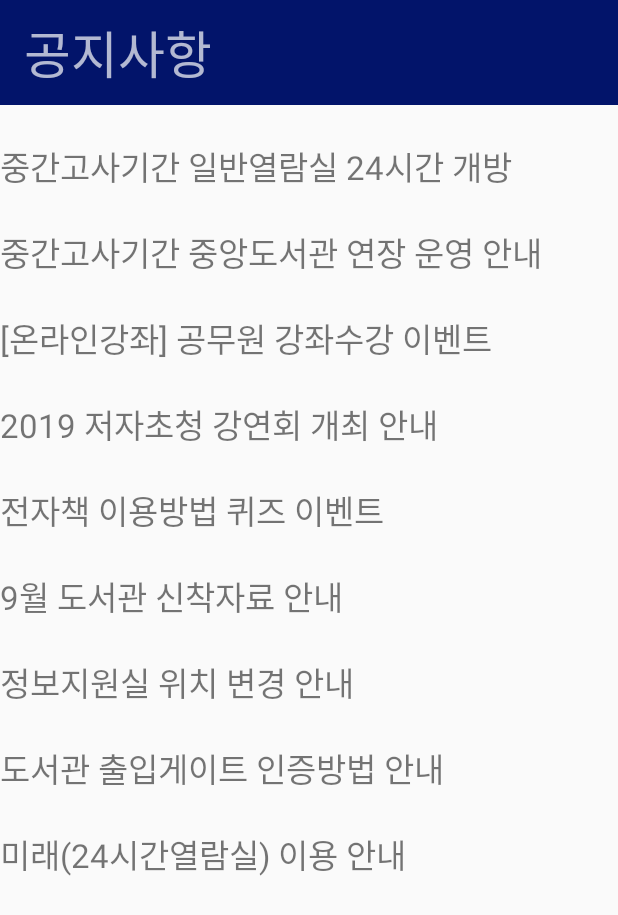
After one commit to guswjd3505/PKNU-Library, an Android app: the NoActivity screen opened directly, with no data from a screen before it, on a phone screen of 412 x 824 dp. The commit adds this screen. Shown: the top 915 px of the screen. Run offline under Robolectric (Android 15) with nearby library versions, the phone set to English and light mode, and no system bars.

Commit message:
add/ 공지사항, 설정, 마이페이지 xml 추가

```diff
--- a/PKNULibrary/app/src/main/AndroidManifest.xml
+++ b/PKNULibrary/app/src/main/AndroidManifest.xml
@@ -9,7 +9,9 @@
         android:roundIcon="@mipmap/ic_launcher_round"
         android:supportsRtl="true"
         android:theme="@style/AppTheme">
-        <activity android:name=".BeaActivity"></activity>
+        <activity android:name=".NoActivity"></activity>
+        <activity android:name=".SetActivity" />
+        <activity android:name=".BeaActivity" />
         <activity android:name=".MyPageActivity" />
         <activity android:name=".ResActivity" />
         <activity android:name=".LoginActivity" />
--- a/PKNULibrary/app/src/main/java/com/example/pknulibrary/MainActivity.java
+++ b/PKNULibrary/app/src/main/java/com/example/pknulibrary/MainActivity.java
@@ -28,11 +28,11 @@ public class MainActivity extends AppCompatActivity {
         startActivity(intent);
     }
     public void onclick4(View v) {
-        Intent intent = new Intent(MainActivity.this, BeaActivity.class);
+        Intent intent = new Intent(MainActivity.this, NoActivity.class);
         startActivity(intent);
     }
     public void onclick5(View v){
-        Intent intent = new Intent(MainActivity.this, BeaActivity.class);
+        Intent intent = new Intent(MainActivity.this, SetActivity.class);
         startActivity(intent);
     }
 }
--- /dev/null
+++ b/PKNULibrary/app/src/main/java/com/example/pknulibrary/NoActivity.java
@@ -0,0 +1,14 @@
+package com.example.pknulibrary;
+
+import androidx.appcompat.app.AppCompatActivity;
+
+import android.os.Bundle;
+
+public class NoActivity extends AppCompatActivity {
+
+    @Override
+    protected void onCreate(Bundle savedInstanceState) {
+        super.onCreate(savedInstanceState);
+        setContentView(R.layout.activity_no);
+    }
+}
--- /dev/null
+++ b/PKNULibrary/app/src/main/res/layout/activity_no.xml
@@ -0,0 +1,110 @@
+<?xml version="1.0" encoding="utf-8"?>
+<androidx.constraintlayout.widget.ConstraintLayout xmlns:android="http://schemas.android.com/apk/res/android"
+    xmlns:app="http://schemas.android.com/apk/res-auto"
+    xmlns:tools="http://schemas.android.com/tools"
+    android:layout_width="match_parent"
+    android:layout_height="match_parent"
+    tools:context=".NoActivity">
+
+    <androidx.appcompat.widget.Toolbar
+        android:id="@+id/toolbar4"
+        android:layout_width="match_parent"
+        android:layout_height="70dp"
+        android:background="#02146A"
+        android:minHeight="?attr/actionBarSize"
+        android:theme="?attr/actionBarTheme"
+        app:layout_constraintStart_toStartOf="parent"
+        app:layout_constraintTop_toTopOf="parent"
+        app:title="공지사항"
+        app:titleTextAppearance="@style/TextAppearance.AppCompat.Display1" />
+
+    <TextView
+        android:id="@+id/textView13"
+        android:layout_width="match_parent"
+        android:layout_height="wrap_content"
+        android:layout_marginTop="24dp"
+        android:text="중간고사기간 일반열람실 24시간 개방"
+        android:textSize="22dp"
+        app:layout_constraintStart_toStartOf="parent"
+        app:layout_constraintTop_toBottomOf="@+id/toolbar4" />
+
+    <TextView
+        android:id="@+id/textView15"
+        android:layout_width="wrap_content"
+        android:layout_height="wrap_content"
+        android:layout_marginTop="24dp"
+        android:text="중간고사기간 중앙도서관 연장 운영 안내"
+        android:textSize="22dp"
+        app:layout_constraintStart_toStartOf="parent"
+        app:layout_constraintTop_toBottomOf="@+id/textView13" />
+
+    <TextView
+        android:id="@+id/textView16"
+        android:layout_width="wrap_content"
+        android:layout_height="wrap_content"
+        android:layout_marginTop="24dp"
+        android:text="[온라인강좌] 공무원 강좌수강 이벤트"
+        android:textSize="22dp"
+        app:layout_constraintStart_toStartOf="parent"
+        app:layout_constraintTop_toBottomOf="@+id/textView15" />
+
+    <TextView
+        android:id="@+id/textView17"
+        android:layout_width="wrap_content"
+        android:layout_height="wrap_content"
+        android:layout_marginTop="24dp"
+        android:text="2019 저자초청 강연회 개최 안내"
+        android:textSize="22dp"
+        app:layout_constraintStart_toStartOf="parent"
+        app:layout_constraintTop_toBottomOf="@+id/textView16" />
+
+    <TextView
+        android:id="@+id/textView18"
+        android:layout_width="wrap_content"
+        android:layout_height="wrap_content"
+        android:layout_marginTop="24dp"
+        android:text="전자책 이용방법 퀴즈 이벤트"
+        android:textSize="22dp"
+        app:layout_constraintStart_toStartOf="parent"
+        app:layout_constraintTop_toBottomOf="@+id/textView17" />
+
+    <TextView
+        android:id="@+id/textView19"
+        android:layout_width="wrap_content"
+        android:layout_height="wrap_content"
+        android:layout_marginTop="24dp"
+        android:text="9월 도서관 신착자료 안내"
+        android:textSize="22dp"
+        app:layout_constraintStart_toStartOf="parent"
+        app:layout_constraintTop_toBottomOf="@+id/textView18" />
+
+    <TextView
+        android:id="@+id/textView20"
+        android:layout_width="wrap_content"
+        android:layout_height="wrap_content"
+        android:layout_marginTop="24dp"
+        android:text="정보지원실 위치 변경 안내"
+        android:textSize="22dp"
+        app:layout_constraintStart_toStartOf="parent"
+        app:layout_constraintTop_toBottomOf="@+id/textView19" />
+
+    <TextView
+        android:id="@+id/textView21"
+        android:layout_width="wrap_content"
+        android:layout_height="wrap_content"
+        android:layout_marginTop="24dp"
+        android:text="도서관 출입게이트 인증방법 안내"
+        android:textSize="22dp"
+        app:layout_constraintStart_toStartOf="parent"
+        app:layout_constraintTop_toBottomOf="@+id/textView20" />
+
+    <TextView
+        android:id="@+id/textView22"
+        android:layout_width="wrap_content"
+        android:layout_height="wrap_content"
+        android:layout_marginTop="24dp"
+        android:text="미래(24시간열람실) 이용 안내"
+        android:textSize="22dp"
+        app:layout_constraintStart_toStartOf="parent"
+        app:layout_constraintTop_toBottomOf="@+id/textView21" />
+</androidx.constraintlayout.widget.ConstraintLayout>
```
Also changed, not shown: PKNULibrary/app/src/main/java/com/example/pknulibrary/SetActivity.java (added, +14 -0 lines), PKNULibrary/app/src/main/res/layout/activity_login.xml (+14 -12 lines), PKNULibrary/app/src/main/res/layout/activity_my_page.xml (+57 -5 lines), PKNULibrary/app/src/main/res/layout/activity_set.xml (added, +39 -0 lines).
